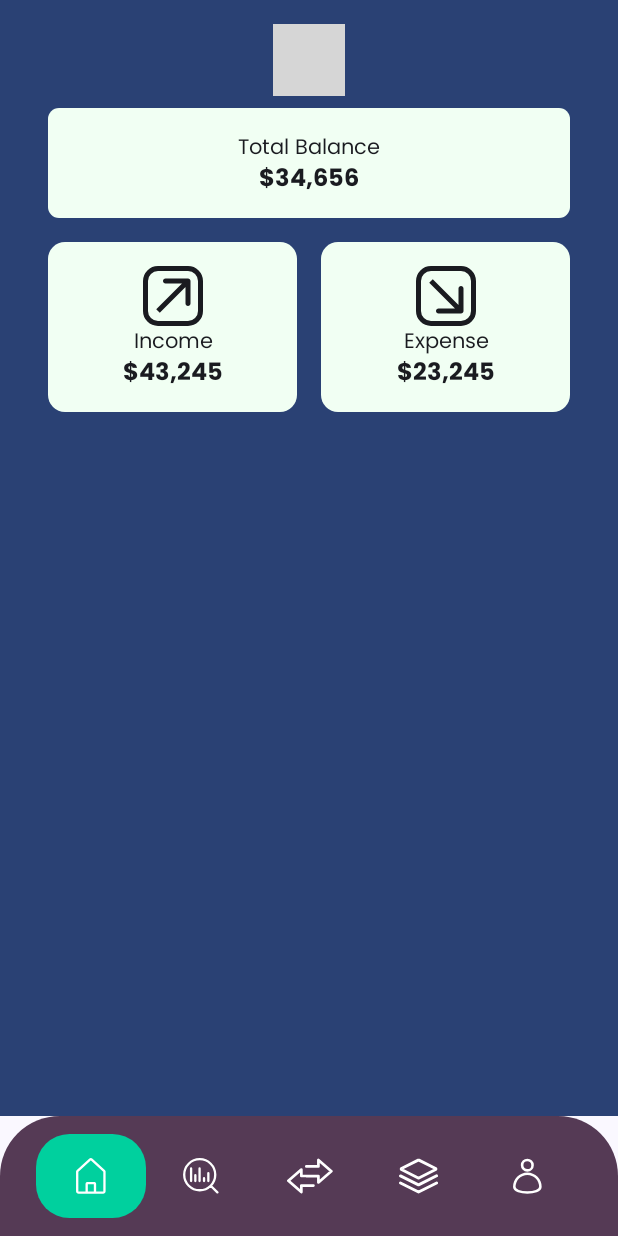
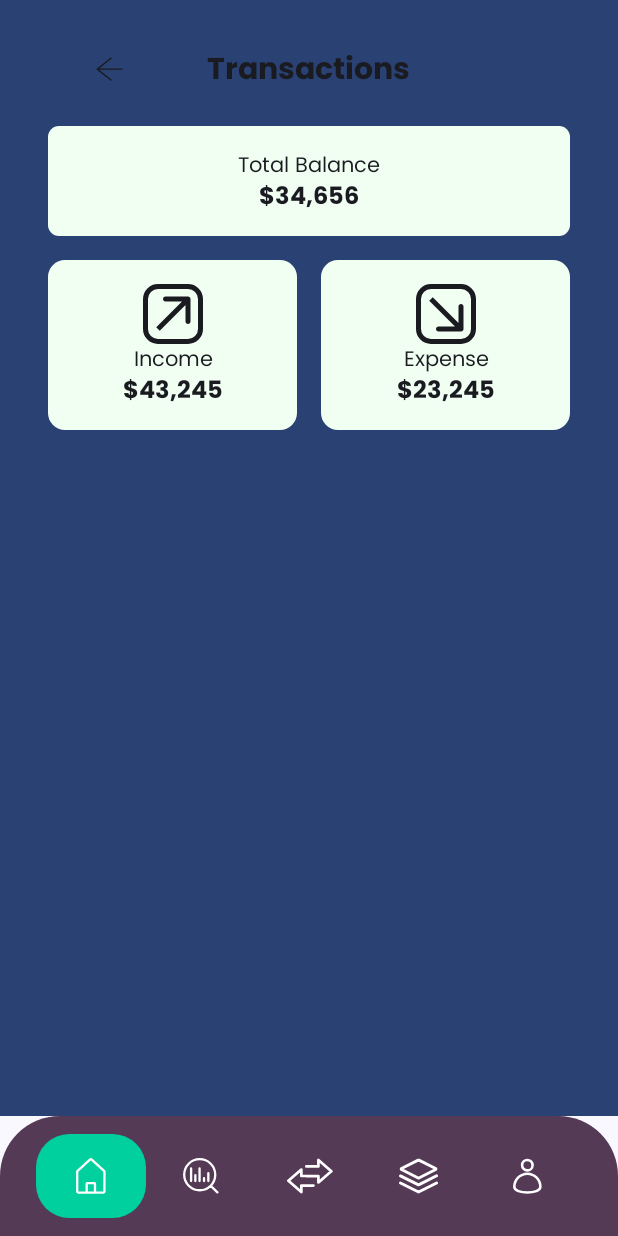
Before and after one commit to shantanu1k/Pennywise, an Android app built with Jetpack Compose: the TransactionScreen screen opened through its navigation route, on a phone screen of 412 x 824 dp. Run offline under Robolectric (Android 15) with nearby library versions, the phone set to English and light mode, and no system bars; grey boxes are pictures that could not be loaded.

Commit message:
Move AppBar to separate component

```diff
--- /dev/null
+++ b/app/src/main/java/com/cowday/pennywise/ui/common/AppBar.kt
@@ -0,0 +1,44 @@
+package com.cowday.pennywise.ui.common
+
+import androidx.compose.foundation.layout.Arrangement
+import androidx.compose.foundation.layout.Row
+import androidx.compose.foundation.layout.Spacer
+import androidx.compose.foundation.layout.fillMaxWidth
+import androidx.compose.foundation.layout.height
+import androidx.compose.foundation.layout.padding
+import androidx.compose.material3.Icon
+import androidx.compose.material3.MaterialTheme
+import androidx.compose.material3.Text
+import androidx.compose.runtime.Composable
+import androidx.compose.ui.Alignment
+import androidx.compose.ui.Modifier
+import androidx.compose.ui.res.painterResource
+import androidx.compose.ui.text.style.TextAlign
+import androidx.compose.ui.unit.dp
+import com.cowday.pennywise.R
+
+@Composable
+fun AppBar(title: String) {
+    Row(
+        modifier = Modifier
+            .fillMaxWidth()
+            .padding(16.dp),
+        verticalAlignment = Alignment.CenterVertically,
+        horizontalArrangement = Arrangement.Center
+    ) {
+        Icon(
+            modifier = Modifier
+                .weight(0.2f)
+                .height(16.dp),
+            painter = painterResource(R.drawable.icon_back),
+            contentDescription = null
+        )
+        Text(
+            modifier = Modifier.weight(0.6f),
+            text = title,
+            style = MaterialTheme.typography.titleMedium,
+            textAlign = TextAlign.Center
+        )
+        Spacer(modifier = Modifier.weight(0.2f))
+    }
+}
```
Also changed, not shown: app/src/main/java/com/cowday/pennywise/ui/analysis/AnalysisScreen.kt (+2 -35 lines).
